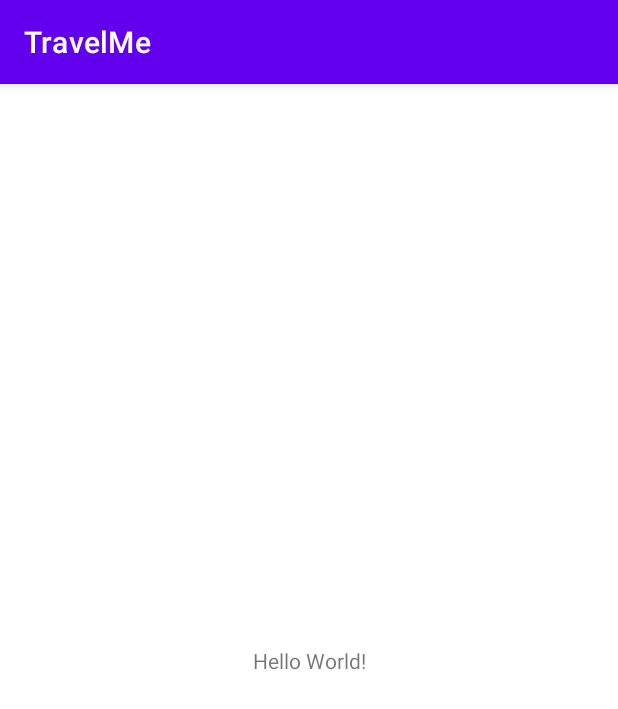
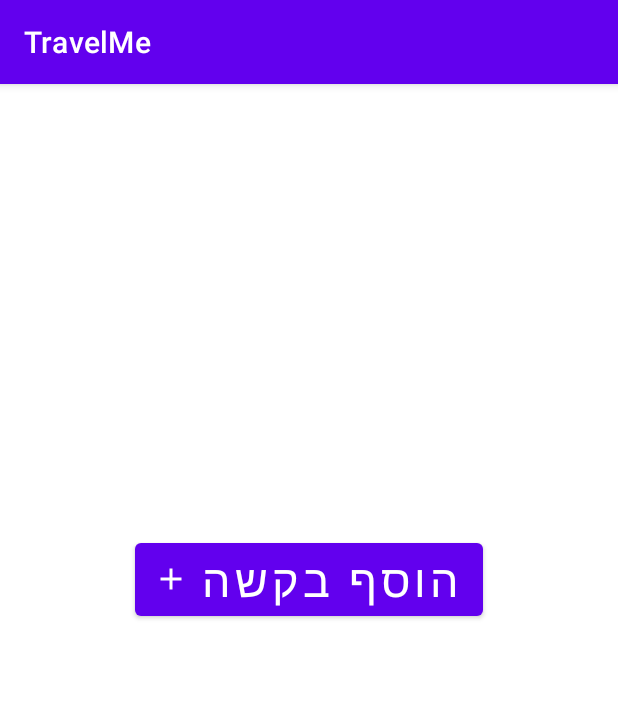
Before and after one commit to mendi160/TravelMe, an Android app: the screen it shows after launch (MainActivity), on a phone screen of 412 x 824 dp. Shown: the top 709 px of the screen. Run offline under Robolectric (Android 15) with nearby library versions, the phone set to English and light mode, and no system bars.

Commit message:
Add travel activity

```diff
--- a/app/build.gradle
+++ b/app/build.gradle
@@ -42,4 +42,5 @@ dependencies {
     testImplementation 'junit:junit:4.+'
     androidTestImplementation 'androidx.test.ext:junit:1.1.2'
     androidTestImplementation 'androidx.test.espresso:espresso-core:3.3.0'
+    implementation 'com.google.android.material:material:1.3.0-alpha03'
 }
--- a/app/src/main/java/com/project/travelme/MainActivity.kt
+++ b/app/src/main/java/com/project/travelme/MainActivity.kt
@@ -1,12 +1,19 @@
 package com.project.travelme
 
+import android.content.Intent
+import android.os.Bundle
+import android.widget.Button
 import androidx.appcompat.app.AppCompatActivity
-import android.os.Bundle
+import com.project.travelme.Ui.AddTravelActivity
 
 class MainActivity : AppCompatActivity() {
     override fun onCreate(savedInstanceState: Bundle?) {
         super.onCreate(savedInstanceState)
         setContentView(R.layout.activity_main)
-        //youare bulbul
+        var button: Button = findViewById<Button>(R.id.addButton)
+        button.setOnClickListener {
+            val i = Intent(this@MainActivity, AddTravelActivity::class.java)
+            startActivity(i)
+        }
     }
 }
--- a/app/src/main/java/com/project/travelme/Ui/AddTravelActivity.kt
+++ b/app/src/main/java/com/project/travelme/Ui/AddTravelActivity.kt
@@ -2,11 +2,13 @@ package com.project.travelme.Ui
 
 import androidx.appcompat.app.AppCompatActivity
 import android.os.Bundle
+import android.widget.Toast
 import com.project.travelme.R
 
 class AddTravelActivity : AppCompatActivity() {
     override fun onCreate(savedInstanceState: Bundle?) {
         super.onCreate(savedInstanceState)
         setContentView(R.layout.activity_add_travel)
+        Toast.makeText(this,"hi",Toast.LENGTH_LONG).show()
     }
 }
--- /dev/null
+++ b/app/src/main/res/drawable/baseline_add_24.xml
@@ -0,0 +1,10 @@
+<vector xmlns:android="http://schemas.android.com/apk/res/android"
+    android:width="24dp"
+    android:height="24dp"
+    android:viewportWidth="24"
+    android:viewportHeight="24"
+    android:tint="?attr/colorControlNormal">
+  <path
+      android:fillColor="@android:color/white"
+      android:pathData="M19,13h-6v6h-2v-6H5v-2h6V5h2v6h6v2z"/>
+</vector>
--- a/app/src/main/res/layout/activity_main.xml
+++ b/app/src/main/res/layout/activity_main.xml
@@ -1,18 +1,25 @@
 <?xml version="1.0" encoding="utf-8"?>
-<androidx.constraintlayout.widget.ConstraintLayout xmlns:android="http://schemas.android.com/apk/res/android"
+<androidx.appcompat.widget.LinearLayoutCompat xmlns:android="http://schemas.android.com/apk/res/android"
     xmlns:app="http://schemas.android.com/apk/res-auto"
     xmlns:tools="http://schemas.android.com/tools"
     android:layout_width="match_parent"
     android:layout_height="match_parent"
+    android:orientation="vertical"
     tools:context=".MainActivity">
 
-    <TextView
+
+    <Button
+        android:id="@+id/addButton"
         android:layout_width="wrap_content"
         android:layout_height="wrap_content"
-        android:text="Hello World!"
-        app:layout_constraintBottom_toBottomOf="parent"
-        app:layout_constraintLeft_toLeftOf="parent"
-        app:layout_constraintRight_toRightOf="parent"
-        app:layout_constraintTop_toTopOf="parent" />
+        android:text="@string/AddTrvlBtn"
+        android:textSize="30dp"
+        android:layout_marginTop="300dp"
+        app:icon="@drawable/baseline_add_24"
+        style="@style/Widget.MaterialComponents.Button.Icon"
 
-</androidx.constraintlayout.widget.ConstraintLayout>
+       android:layout_gravity="center"
+         />
+
+
+</androidx.appcompat.widget.LinearLayoutCompat>
--- a/build.gradle
+++ b/build.gradle
@@ -8,6 +8,7 @@ buildscript {
     dependencies {
         classpath "com.android.tools.build:gradle:4.1.0"
         classpath "org.jetbrains.kotlin:kotlin-gradle-plugin:$kotlin_version"
+       // implementation 'com.google.android.material:material:1.2.1'
 
         // NOTE: Do not place your application dependencies here; they belong
         // in the individual module build.gradle files
```
Also changed, not shown: app/src/main/res/layout/activity_add_travel.xml (+50 -3 lines), app/src/main/res/values/strings.xml (+7 -0 lines).
